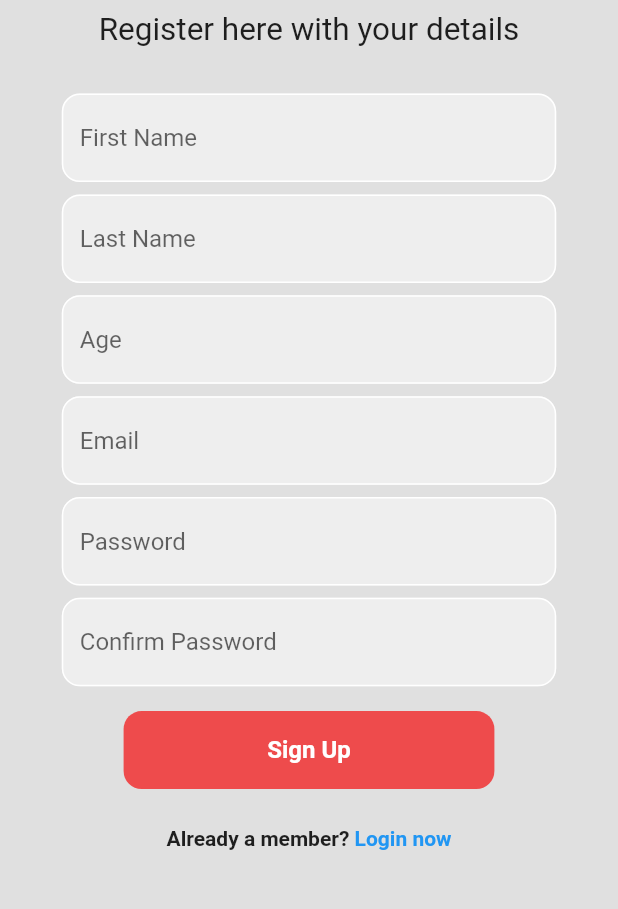
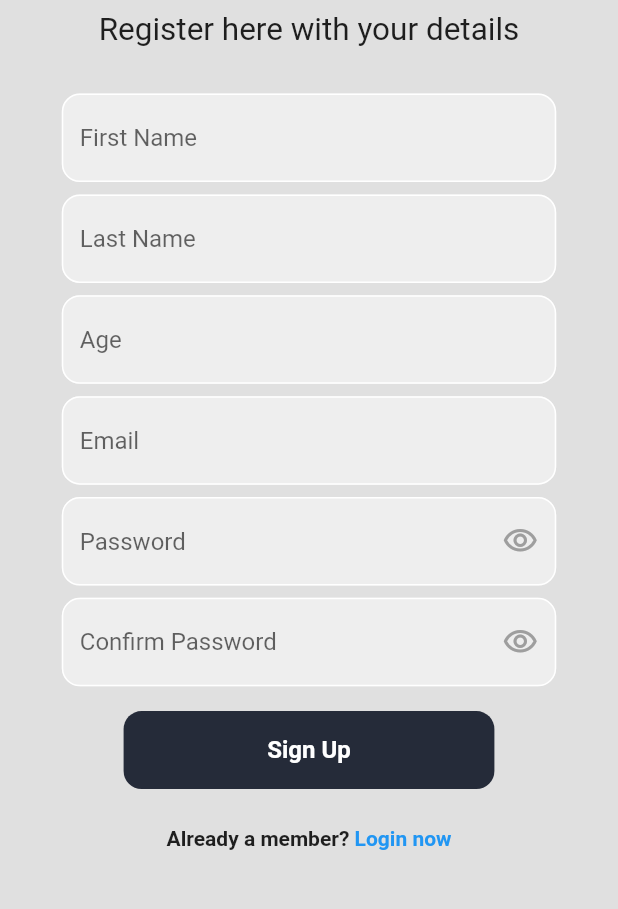
Before and after one commit to Adarshkumar167/safe_her, a Flutter app: the screen it shows after launch, after a tap on "Register now", on a phone screen of 412 x 824 dp, the part 166-1075 px from its top. Run offline on Flutter 3.47's test engine with Material 2 defaults, Android fonts, the light colour scheme and no system bars; our stand-ins replace cloud_firestore, firebase_auth, firebase_core, google_maps_flutter, google_nav_bar; accounts and stored records are empty; network calls fail.

Commit message:
Some_changes

```diff
--- a/lib/pages/login_page.dart
+++ b/lib/pages/login_page.dart
@@ -13,6 +13,7 @@ class LoginPage extends StatefulWidget {
 class _LoginPageState extends State<LoginPage> {
   final _emailController = TextEditingController();
   final _passwordController = TextEditingController();
+  bool _passwordVisible = false;
 
   Future signIn() async {
     showDialog(
@@ -115,7 +116,7 @@ class _LoginPageState extends State<LoginPage> {
                 padding: EdgeInsets.symmetric(
                     horizontal: MediaQuery.of(context).size.width * 0.1),
                 child: TextField(
-                  obscureText: true,
+                  obscureText: !_passwordVisible, // Toggle password visibility
                   controller: _passwordController,
                   decoration: InputDecoration(
                     enabledBorder: OutlineInputBorder(
@@ -132,6 +133,19 @@ class _LoginPageState extends State<LoginPage> {
                     hintText: 'Password',
                     fillColor: Colors.grey[200],
                     filled: true,
+                    suffixIcon: IconButton(
+                      icon: Icon(
+                        _passwordVisible
+                            ? Icons.visibility_off_outlined
+                            : Icons.visibility_outlined,
+                        color: Colors.grey,
+                      ),
+                      onPressed: () {
+                        setState(() {
+                          _passwordVisible = !_passwordVisible;
+                        });
+                      },
+                    ),
                   ),
                 ),
               ),
@@ -174,7 +188,7 @@ class _LoginPageState extends State<LoginPage> {
                     padding: EdgeInsets.all(
                         MediaQuery.of(context).size.height * 0.02),
                     decoration: BoxDecoration(
-                      color: const Color.fromRGBO(238, 75, 76, 1),
+                      color: const Color.fromRGBO(37, 43, 57, 1),
                       borderRadius: BorderRadius.circular(12),
                     ),
                     child: const Center(
--- a/lib/pages/register_page.dart
+++ b/lib/pages/register_page.dart
@@ -17,6 +17,8 @@ class _RegisterPageState extends State<RegisterPage> {
   final _firstNameController = TextEditingController();
   final _lastNameController = TextEditingController();
   final _ageController = TextEditingController();
+  bool _passwordVisible = false;
+  bool _passwordVisible2 = false;
 
   @override
   void dispose() {
@@ -195,7 +197,7 @@ class _RegisterPageState extends State<RegisterPage> {
                 padding: EdgeInsets.symmetric(
                     horizontal: MediaQuery.of(context).size.width * 0.1),
                 child: TextField(
-                  obscureText: true,
+                  obscureText: !_passwordVisible, // Toggle password visibility
                   controller: _passwordController,
                   decoration: InputDecoration(
                     enabledBorder: OutlineInputBorder(
@@ -212,6 +214,19 @@ class _RegisterPageState extends State<RegisterPage> {
                     hintText: 'Password',
                     fillColor: Colors.grey[200],
                     filled: true,
+                    suffixIcon: IconButton(
+                      icon: Icon(
+                        _passwordVisible
+                            ? Icons.visibility_off_outlined
+                            : Icons.visibility_outlined,
+                        color: Colors.grey,
+                      ),
+                      onPressed: () {
+                        setState(() {
+                          _passwordVisible = !_passwordVisible;
+                        });
+                      },
+                    ),
                   ),
                 ),
               ),
@@ -220,7 +235,7 @@ class _RegisterPageState extends State<RegisterPage> {
                 padding: EdgeInsets.symmetric(
                     horizontal: MediaQuery.of(context).size.width * 0.1),
                 child: TextField(
-                  obscureText: true,
+                  obscureText: !_passwordVisible2, // Toggle password visibility
                   controller: _confirmpasswordController,
                   decoration: InputDecoration(
                     enabledBorder: OutlineInputBorder(
@@ -237,6 +252,19 @@ class _RegisterPageState extends State<RegisterPage> {
                     hintText: 'Confirm Password',
                     fillColor: Colors.grey[200],
                     filled: true,
+                    suffixIcon: IconButton(
+                      icon: Icon(
+                        _passwordVisible2
+                            ? Icons.visibility_off_outlined
+                            : Icons.visibility_outlined,
+                        color: Colors.grey,
+                      ),
+                      onPressed: () {
+                        setState(() {
+                          _passwordVisible2 = !_passwordVisible2;
+                        });
+                      },
+                    ),
                   ),
                 ),
               ),
@@ -250,7 +278,7 @@ class _RegisterPageState extends State<RegisterPage> {
                     padding: EdgeInsets.all(
                         MediaQuery.of(context).size.height * 0.02),
                     decoration: BoxDecoration(
-                      color: const Color.fromRGBO(238, 75, 76, 1),
+                      color: const Color.fromRGBO(37, 43, 57, 1),
                       borderRadius: BorderRadius.circular(12),
                     ),
                     child: const Center(
--- a/lib/screens/audio.dart
+++ b/lib/screens/audio.dart
@@ -1,6 +1,4 @@
 import 'package:flutter/material.dart';
-
-import '../components/nav_bar.dart';
 
 class Audio extends StatefulWidget {
   const Audio({super.key});
@@ -97,7 +95,6 @@ class _AudioState extends State<Audio> {
           ),
         ],
       ),
-      bottomNavigationBar: const NavBar(),
     );
   }
 }
--- a/lib/screens/recordings.dart
+++ b/lib/screens/recordings.dart
@@ -1,6 +1,4 @@
 import 'package:flutter/material.dart';
-
-import '../components/nav_bar.dart';
 
 class Recordings extends StatefulWidget {
   const Recordings({super.key});
@@ -97,7 +95,6 @@ class _RecordingsState extends State<Recordings> {
           ),
         ],
       ),
-      bottomNavigationBar: const NavBar(),
     );
   }
 }
--- a/lib/screens/sos_settings.dart
+++ b/lib/screens/sos_settings.dart
@@ -1,6 +1,4 @@
 import 'package:flutter/material.dart';
-
-import '../components/nav_bar.dart';
 
 class SosSettings extends StatefulWidget {
   const SosSettings({super.key});
@@ -97,7 +95,6 @@ class _SosSettingsState extends State<SosSettings> {
           ),
         ],
       ),
-      bottomNavigationBar: const NavBar(),
     );
   }
 }
```
